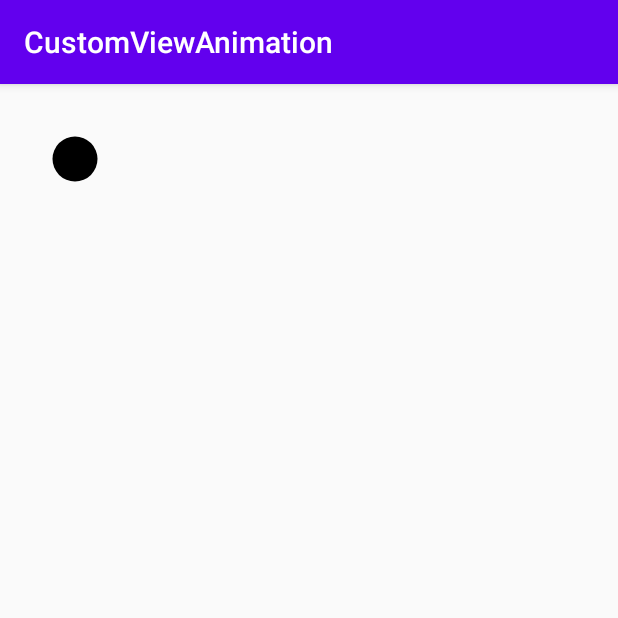
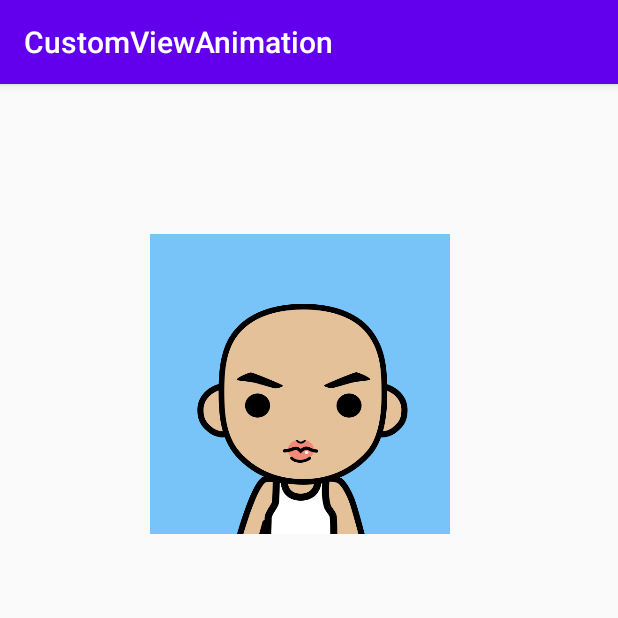
Before and after one commit to hujingting/HenCoderKotlin, an Android app: the screen it shows after launch (MainActivity), on a phone screen of 412 x 824 dp, the top half of it. Run offline under Robolectric (Android 15) with nearby library versions, the phone set to English and light mode, and no system bars.

Commit message:
练习自定义View之范围裁切

```diff
--- a/CustomViewAnimation/app/src/main/res/layout/activity_main.xml
+++ b/CustomViewAnimation/app/src/main/res/layout/activity_main.xml
@@ -5,7 +5,7 @@
     android:layout_height="match_parent"
     tools:context=".MainActivity">
 
-    <com.hencoder.animation.view.PointFView
+    <com.hencoder.animation.view.ClipAndCameraView
         android:id="@+id/view"
         android:layout_width="match_parent"
         android:layout_height="match_parent"
```
Also changed, not shown: CustomViewAnimation/app/src/main/java/com/hencoder/animation/view/ClipAndCameraView.kt (+46 -7 lines).
